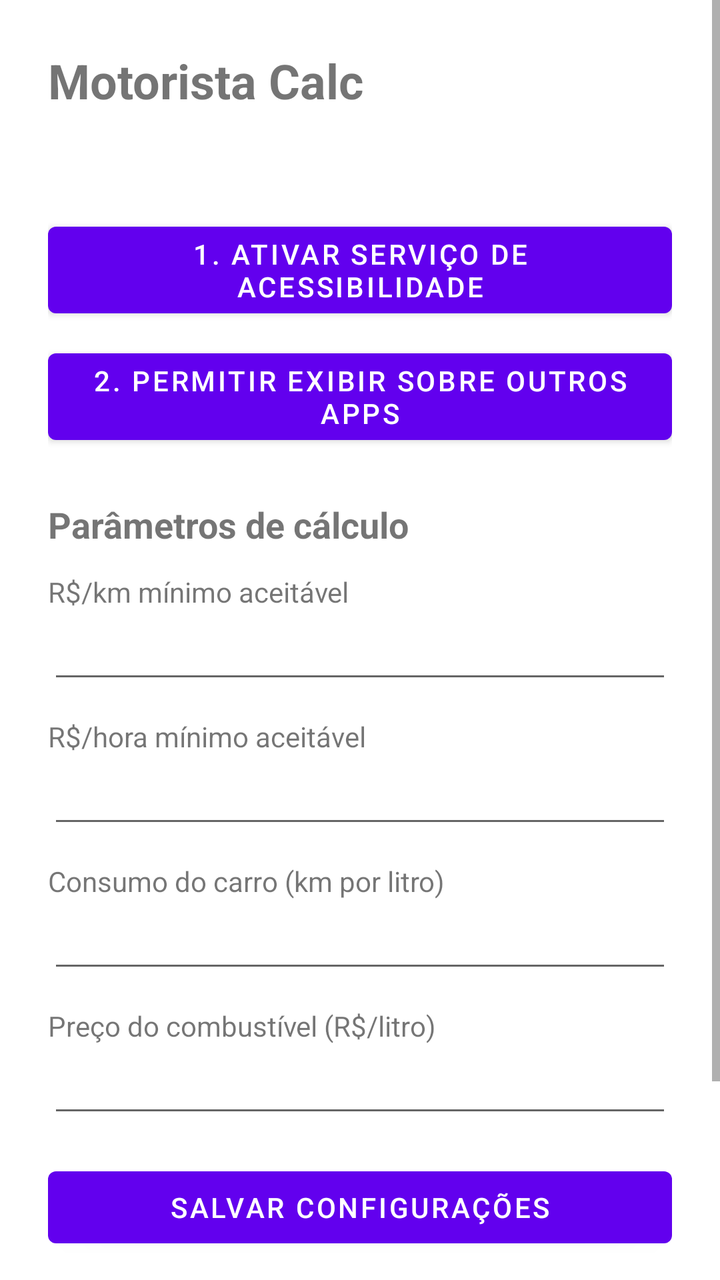
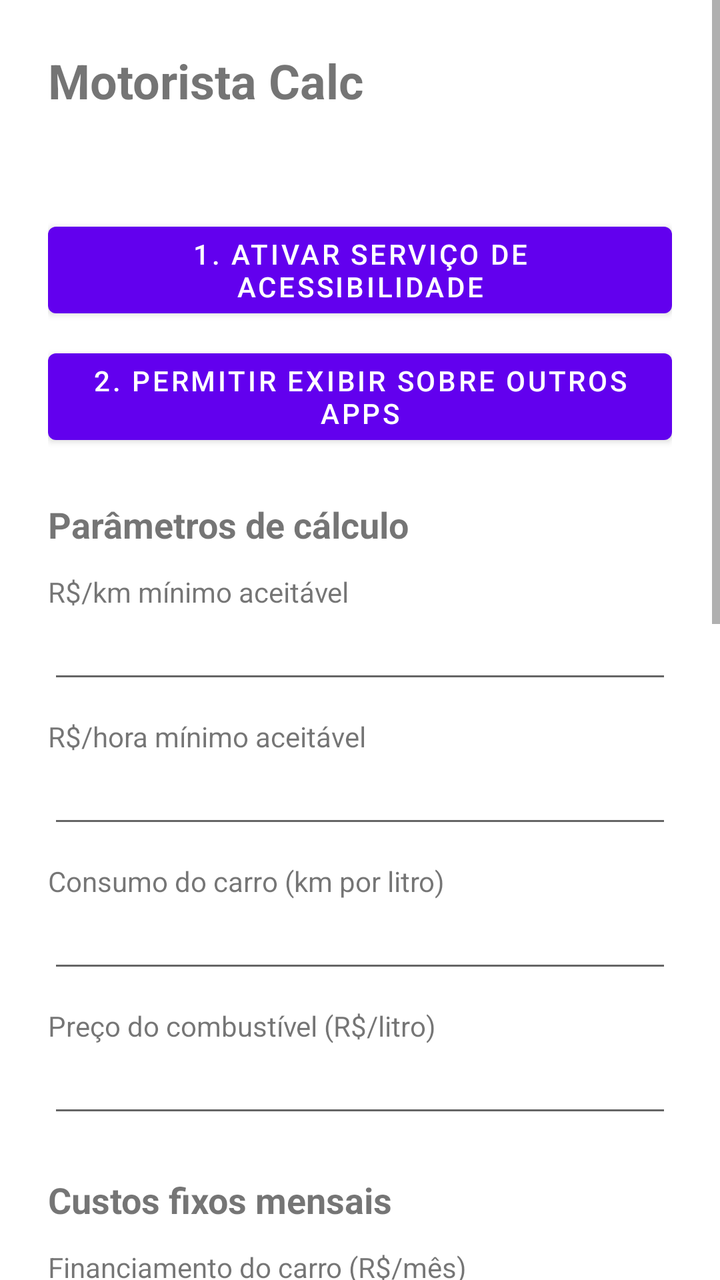

An Android layout rendered at two revisions. The XML below is the earlier revision; the diff shows what the commit changed to produce the second picture.
<!-- AndroidManifest.xml: application theme Theme.MaterialComponents.DayNight.NoActionBar -->
<!-- res/layout/activity_main.xml -->
<?xml version="1.0" encoding="utf-8"?>
<ScrollView xmlns:android="http://schemas.android.com/apk/res/android"
    android:layout_width="match_parent"
    android:layout_height="match_parent">

    <LinearLayout
        android:layout_width="match_parent"
        android:layout_height="wrap_content"
        android:orientation="vertical"
        android:padding="24dp">

        <TextView
            android:layout_width="wrap_content"
            android:layout_height="wrap_content"
            android:text="Motorista Calc"
            android:textSize="24sp"
            android:textStyle="bold"
            android:layout_marginBottom="16dp" />

        <TextView
            android:id="@+id/txtStatus"
            android:layout_width="match_parent"
            android:layout_height="wrap_content"
            android:layout_marginBottom="16dp" />

        <Button
            android:id="@+id/btnAtivarAcessibilidade"
            android:layout_width="match_parent"
            android:layout_height="wrap_content"
            android:text="1. Ativar serviço de acessibilidade" />

        <Button
            android:id="@+id/btnPermitirOverlay"
            android:layout_width="match_parent"
            android:layout_height="wrap_content"
            android:layout_marginTop="8dp"
            android:text="2. Permitir exibir sobre outros apps" />

        <TextView
            android:layout_width="wrap_content"
            android:layout_height="wrap_content"
            android:layout_marginTop="24dp"
            android:text="Parâmetros de cálculo"
            android:textSize="18sp"
            android:textStyle="bold" />

        <TextView
            android:layout_width="wrap_content"
            android:layout_height="wrap_content"
            android:layout_marginTop="12dp"
            android:text="R$/km mínimo aceitável" />
        <EditText
            android:id="@+id/edtMinKm"
            android:layout_width="match_parent"
            android:layout_height="wrap_content"
            android:inputType="numberDecimal" />

        <TextView
            android:layout_width="wrap_content"
            android:layout_height="wrap_content"
            android:layout_marginTop="12dp"
            android:text="R$/hora mínimo aceitável" />
        <EditText
            android:id="@+id/edtMinHora"
            android:layout_width="match_parent"
            android:layout_height="wrap_content"
            android:inputType="numberDecimal" />

        <TextView
            android:layout_width="wrap_content"
            android:layout_height="wrap_content"
            android:layout_marginTop="12dp"
            android:text="Consumo do carro (km por litro)" />
        <EditText
            android:id="@+id/edtConsumo"
            android:layout_width="match_parent"
            android:layout_height="wrap_content"
            android:inputType="numberDecimal" />

        <TextView
            android:layout_width="wrap_content"
            android:layout_height="wrap_content"
            android:layout_marginTop="12dp"
            android:text="Preço do combustível (R$/litro)" />
        <EditText
            android:id="@+id/edtPrecoCombustivel"
            android:layout_width="match_parent"
            android:layout_height="wrap_content"
            android:inputType="numberDecimal" />

        <Button
            android:id="@+id/btnSalvar"
            android:layout_width="match_parent"
            android:layout_height="wrap_content"
            android:layout_marginTop="16dp"
            android:text="Salvar configurações" />

        <Button
            android:id="@+id/btnVerDebug"
            android:layout_width="match_parent"
            android:layout_height="wrap_content"
            android:layout_marginTop="24dp"
            android:text="🐛 Ver último texto capturado (debug)" />

        <TextView
            android:id="@+id/txtDebug"
            android:layout_width="match_parent"
            android:layout_height="wrap_content"
            android:layout_marginTop="12dp"
            android:textIsSelectable="true"
            android:fontFamily="monospace"
            android:textSize="11sp" />

    </LinearLayout>
</ScrollView>
<!-- resources referenced by this layout -->
<resources>

</resources>

<!-- the commit's change to res/layout/activity_main.xml (unified diff, before → after) -->
@@ -88,6 +88,91 @@
             android:layout_height="wrap_content"
             android:inputType="numberDecimal" />
 
+        <TextView
+            android:layout_width="wrap_content"
+            android:layout_height="wrap_content"
+            android:layout_marginTop="24dp"
+            android:text="Custos fixos mensais"
+            android:textSize="18sp"
+            android:textStyle="bold" />
+
+        <TextView
+            android:layout_width="wrap_content"
+            android:layout_height="wrap_content"
+            android:layout_marginTop="12dp"
+            android:text="Financiamento do carro (R$/mês)" />
+        <EditText
+            android:id="@+id/edtFinanciamento"
+            android:layout_width="match_parent"
+            android:layout_height="wrap_content"
+            android:inputType="numberDecimal" />
+
+        <TextView
+            android:layout_width="wrap_content"
+            android:layout_height="wrap_content"
+            android:layout_marginTop="12dp"
+            android:text="Seguro do carro (R$/mês)" />
+        <EditText
+            android:id="@+id/edtSeguro"
+            android:layout_width="match_parent"
+            android:layout_height="wrap_content"
+            android:inputType="numberDecimal" />
+
+        <TextView
+            android:layout_width="wrap_content"
+            android:layout_height="wrap_content"
+            android:layout_marginTop="12dp"
+            android:text="IPVA (R$/ano)" />
+        <EditText
+            android:id="@+id/edtIpva"
+            android:layout_width="match_parent"
+            android:layout_height="wrap_content"
+            android:inputType="numberDecimal" />
+
+        <TextView
+            android:layout_width="wrap_content"
+            android:layout_height="wrap_content"
+            android:layout_marginTop="12dp"
+            android:text="Licenciamento (R$/ano)" />
+        <EditText
+            android:id="@+id/edtLicenciamento"
+            android:layout_width="match_parent"
+            android:layout_height="wrap_content"
+            android:inputType="numberDecimal" />
+
+        <TextView
+            android:layout_width="wrap_content"
+            android:layout_height="wrap_content"
+            android:layout_marginTop="12dp"
+            android:text="Manutenção programada (R$/mês)" />
+        <EditText
+            android:id="@+id/edtManutencao"
+            android:layout_width="match_parent"
+            android:layout_height="wrap_content"
+            android:inputType="numberDecimal" />
+
+        <TextView
+            android:layout_width="wrap_content"
+            android:layout_height="wrap_content"
+            android:layout_marginTop="12dp"
+            android:text="Suas contas pessoais (R$/mês)" />
+        <EditText
+            android:id="@+id/edtContasPessoais"
+            android:layout_width="match_parent"
+            android:layout_height="wrap_content"
+            android:inputType="numberDecimal" />
+
+        <TextView
+            android:layout_width="wrap_content"
+            android:layout_height="wrap_content"
+            android:layout_marginTop="12dp"
+            android:text="Quantos km você roda por mês (em média)" />
+        <EditText
+            android:id="@+id/edtKmMes"
+            android:layout_width="match_parent"
+            android:layout_height="wrap_content"
+            android:inputType="numberDecimal" />
+
         <Button
             android:id="@+id/btnSalvar"
             android:layout_width="match_parent"
